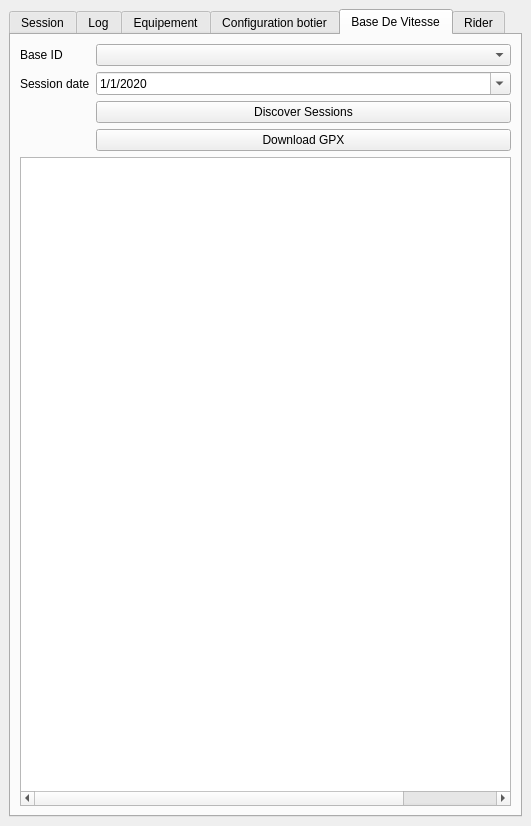
This is seafoil-log-analyzer/ui/main_dockwidget.ui in ThomasLeMezo/seafoil-tools as Qt 5 draws it before an edit. The edited form follows.
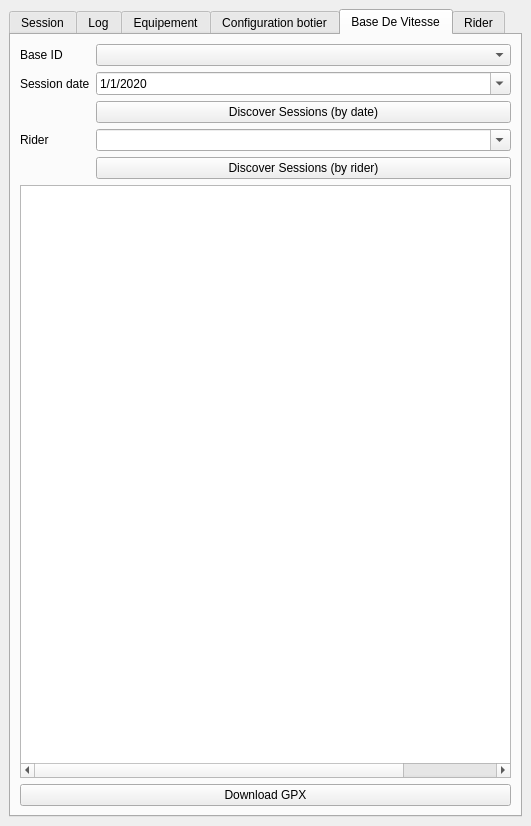
This is the edited form. The open tabs and pages were chosen to show the change.

Commit message: * Add bdv rider session list

```diff
--- a/seafoil-log-analyzer/ui/main_dockwidget.ui
+++ b/seafoil-log-analyzer/ui/main_dockwidget.ui
@@ -565,18 +565,32 @@
         <item row="2" column="1">
          <widget class="QPushButton" name="pushButton_bdv_refresh">
           <property name="text">
-           <string>Discover Sessions</string>
+           <string>Discover Sessions (by date)</string>
           </property>
          </widget>
         </item>
         <item row="3" column="1">
-         <widget class="QPushButton" name="pushButton_download_gpx">
+         <widget class="QComboBox" name="comboBox_bdv_rider">
+          <property name="editable">
+           <bool>true</bool>
+          </property>
+         </widget>
+        </item>
+        <item row="3" column="0">
+         <widget class="QLabel" name="label_15">
           <property name="text">
-           <string>Download GPX</string>
+           <string>Rider</string>
           </property>
          </widget>
         </item>
-        <item row="4" column="0" colspan="2">
+        <item row="4" column="1">
+         <widget class="QPushButton" name="pushButton_bdv_rider">
+          <property name="text">
+           <string>Discover Sessions (by rider)</string>
+          </property>
+         </widget>
+        </item>
+        <item row="5" column="0" colspan="2">
          <widget class="QTableWidget" name="tableWidget_bdv">
           <property name="editTriggers">
            <set>QAbstractItemView::NoEditTriggers</set>
@@ -607,6 +621,13 @@
           <column/>
          </widget>
         </item>
+        <item row="6" column="0" colspan="2">
+         <widget class="QPushButton" name="pushButton_download_gpx">
+          <property name="text">
+           <string>Download GPX</string>
+          </property>
+         </widget>
+        </item>
        </layout>
       </widget>
       <widget class="QWidget" name="tab_2">
```
The commit also changes 3 other files.
